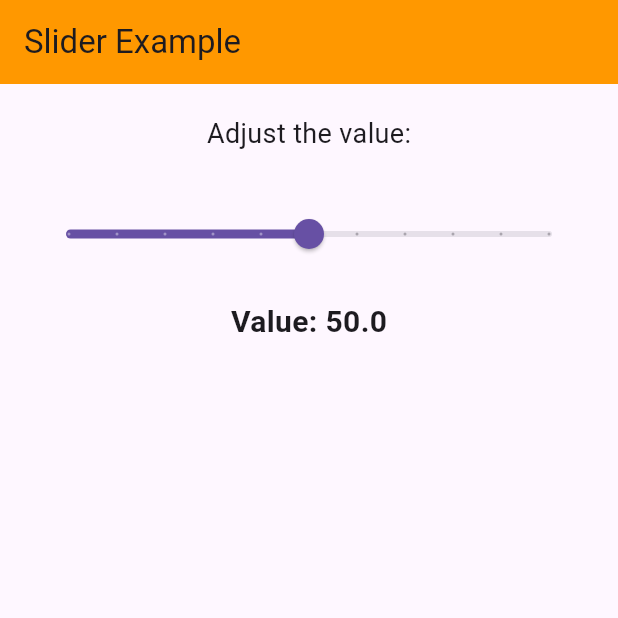
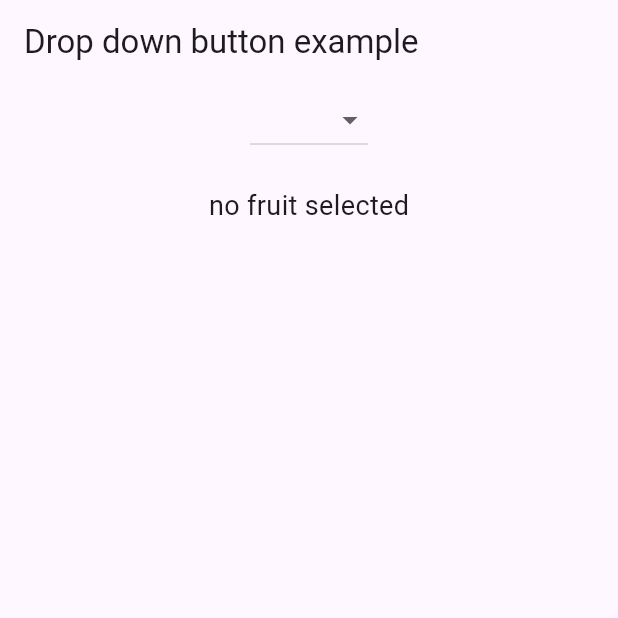
Before and after one commit to BraisonWabwire/learning_flutter_widgets, a Flutter app: the screen it shows after launch, on a phone screen of 412 x 824 dp, the top half of it. Run offline on Flutter 3.47's test engine with Material 3 defaults, Android fonts, the phone set to English and light mode, and no system bars.

Commit message:
Learning Drop down Menu

```diff
--- a/lib/main.dart
+++ b/lib/main.dart
@@ -1,63 +1,61 @@
 import 'package:flutter/material.dart';
 
 void main() {
-  runApp(const MyApp());
+  runApp(MyApp());
 }
 
-// Main application widget
 class MyApp extends StatelessWidget {
   const MyApp({super.key});
 
   @override
-  Widget build(BuildContext banana) {
+  Widget build(BuildContext context) {
     return MaterialApp(
-      debugShowCheckedModeBanner: false,
-      home: const SliderExample(),
+      title: 'drop down ',
+      theme: ThemeData(primarySwatch: Colors.blue),
+      home: DropDownExample(),
     );
   }
 }
 
-class SliderExample extends StatefulWidget {
-  const SliderExample({super.key});
+class DropDownExample extends StatefulWidget {
+  const DropDownExample({super.key});
 
   @override
-  State<SliderExample> createState() => _SliderExampleState();
+  State<DropDownExample> createState() => _DropDownExampleState();
 }
 
-class _SliderExampleState extends State<SliderExample> {
-  double _sliderValue = 50.0;
+class _DropDownExampleState extends State<DropDownExample> {
+  final List<String> fruits = ['Apple', 'Banana', 'Mango', 'Orange'];
 
+  String? selectedFruit;
   @override
   Widget build(BuildContext context) {
     return Scaffold(
-      appBar: AppBar(
-        title: const Text('Slider Example'),
-        backgroundColor: Colors.orange,
-      ),
-      body: Padding(
-        padding: const EdgeInsets.all(20.0),
+      appBar: AppBar(title: Text("Drop down button example")),
+      body: Center(
         child: Column(
+          mainAxisAlignment: MainAxisAlignment.start,
           children: [
-            const Text('Adjust the value:', style: TextStyle(fontSize: 18)),
-            const SizedBox(height: 30),
-            // Slider
-            Slider(
-              value: _sliderValue,
-              min: 0.0,
-              max: 100.0,
-              divisions: 10,
-              label: _sliderValue.toStringAsFixed(1),
-              onChanged: (value) {
+            DropdownButton<String>(
+              items: fruits.map<DropdownMenuItem<String>>((String fruit) {
+                return DropdownMenuItem<String>(
+                  value: fruit,
+                  child: Text(fruit),
+                );
+              }).toList(),
+              onChanged: (String? newValue) {
                 setState(() {
-                  _sliderValue = value;
+                  selectedFruit = newValue;
                 });
               },
             ),
-            const SizedBox(height: 20,),
+            const SizedBox(height: 20),
             Text(
-              'Value: ${_sliderValue.toStringAsFixed(1)}',
-              style: const TextStyle(fontSize: 20, fontWeight: FontWeight.bold),
-            )
+              selectedFruit == null
+                  ? 'no fruit selected'
+                  : 'you slected:$selectedFruit',
+              style: const TextStyle(fontSize: 18),
+            ),
           ],
         ),
       ),
```
